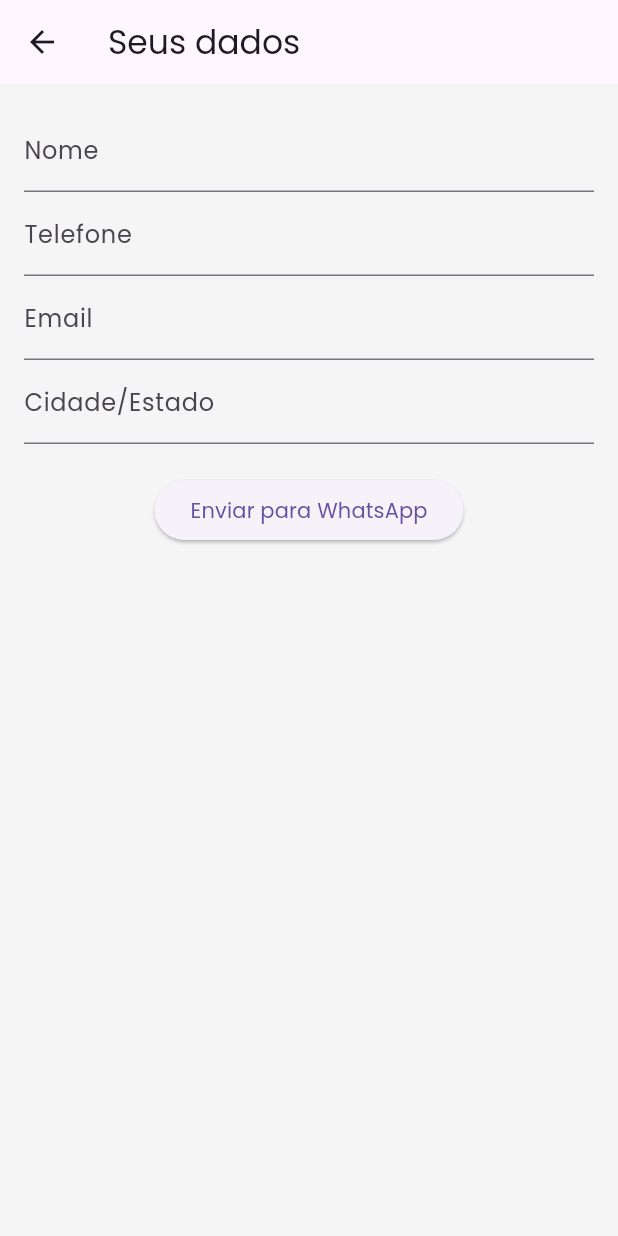
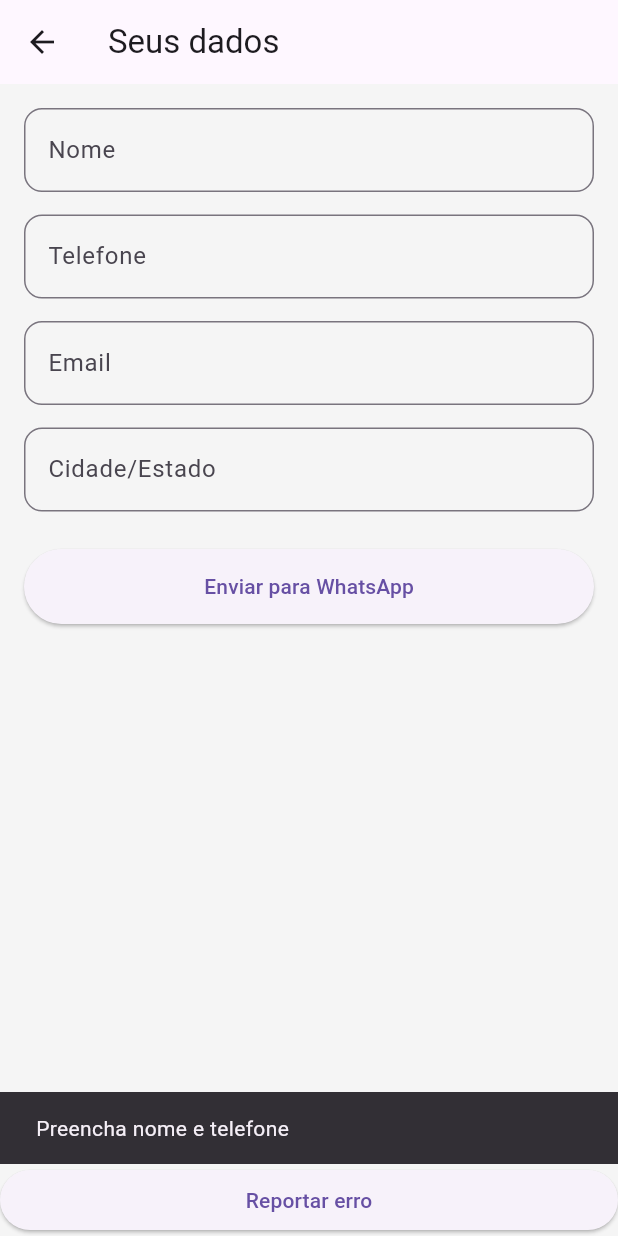
Before and after one commit to Cogumelinha/serralheria-app, a Flutter app: the CadastroPage screen opened directly with empty values, after a tap on "Enviar para WhatsApp", on a phone screen of 412 x 824 dp. Run offline on Flutter 3.47's test engine with Material 3 defaults, Android fonts, the phone set to English and light mode, and no system bars.

Commit message:
Troquei o número e aprimorei o design

```diff
--- a/lib/main.dart
+++ b/lib/main.dart
@@ -1,9 +1,9 @@
+import 'package:flutter/material.dart';
 import 'package:url_launcher/url_launcher.dart';
-import 'package:flutter/material.dart';
 import 'dart:async';
 
 void main() {
-  runApp(MyApp());
+  runApp(const MyApp());
 }
 
 class MyApp extends StatelessWidget {
@@ -16,9 +16,8 @@ class MyApp extends StatelessWidget {
       theme: ThemeData(
         primaryColor: Colors.black,
         scaffoldBackgroundColor: Colors.grey[100],
-        fontFamily: 'Poppins',
       ),
-      home: HomePage(),
+      home: const HomePage(),
     );
   }
 }
@@ -29,24 +28,18 @@ class HomePage extends StatefulWidget {
   const HomePage({super.key});
 
   @override
-  _HomePageState createState() => _HomePageState();
+  State<HomePage> createState() => _HomePageState();
 }
 
+class _HomePageState extends State<HomePage> {
+  final PageController _cima = PageController(viewportFraction: 0.8);
+  final PageController _baixo = PageController(viewportFraction: 0.8);
 
-class _HomePageState extends State<HomePage> {
+  int iCima = 0;
+  int iBaixo = 0;
 
-  final PageController _pageControllerCima =
-      PageController(viewportFraction: 0.8);
-
-  final PageController _pageControllerBaixo =
-      PageController(viewportFraction: 0.8);
-
-  int _paginaAtualCima = 0;
-
-  Timer? _timerCima;
-
-  int _paginaAtualBaixo = 0;
-Timer? _timerBaixo;
+  Timer? t1;
+  Timer? t2;
 
   final imagensCima = [
     'assets/images/portao1.jpg',
@@ -67,132 +60,91 @@ Timer? _timerBaixo;
   @override
   void initState() {
     super.initState();
-  iniciarAutoPlayCima();
-  iniciarAutoPlayBaixo(); // 👈 ADICIONA ISSO
-}
 
-  void iniciarAutoPlayCima() {
-    _timerCima = Timer.periodic(Duration(seconds: 3), (timer) {
+    t1 = Timer.periodic(const Duration(seconds: 3), (_) {
       if (!mounted) return;
-
-      _paginaAtualCima++;
-
-      if (_paginaAtualCima >= imagensCima.length) {
-        _paginaAtualCima = 0;
-      }
-
-      _pageControllerCima.animateToPage(
-        _paginaAtualCima,
-        duration: Duration(milliseconds: 500),
-        curve: Curves.easeInOut,
-      );
-    });
-  }
-
-
-void iniciarAutoPlayBaixo() {
-  _timerBaixo = Timer.periodic(Duration(seconds: 3), (timer) {
-    if (!mounted) return;
-
-    setState(() {
-      _paginaAtualBaixo++;
-
-      if (_paginaAtualBaixo >= imagensBaixo.length) {
-        _paginaAtualBaixo = 0;
-      }
+      iCima = (iCima + 1) % imagensCima.length;
+      _cima.animateToPage(iCima,
+          duration: const Duration(milliseconds: 500),
+          curve: Curves.easeInOut);
     });
 
-    _pageControllerBaixo.animateToPage(
-      _paginaAtualBaixo,
-      duration: Duration(milliseconds: 500),
-      curve: Curves.easeInOut,
-    );
+    t2 = Timer.periodic(const Duration(seconds: 3), (_) {
+      if (!mounted) return;
+      iBaixo = (iBaixo + 1) % imagensBaixo.length;
+      _baixo.animateToPage(iBaixo,
+          duration: const Duration(milliseconds: 500),
+          curve: Curves.easeInOut);
     });
   }
 
   @override
   void dispose() {
-  _timerCima?.cancel();
-  _timerBaixo?.cancel(); // 👈 ADICIONA
-  _pageControllerCima.dispose();
-  _pageControllerBaixo.dispose();
+    t1?.cancel();
+    t2?.cancel();
+    _cima.dispose();
+    _baixo.dispose();
     super.dispose();
   }
 
   @override
   Widget build(BuildContext context) {
     return Scaffold(
+      bottomNavigationBar: const BotaoErro(),
       body: SingleChildScrollView(
         child: Column(
           children: [
-
-            // 🔹 CARROSSEL DE CIMA
             SizedBox(
               height: 250,
               child: PageView.builder(
-                controller: _pageControllerCima,
+                controller: _cima,
                 itemCount: imagensCima.length,
-                itemBuilder: (context, index) {
-                  return Padding(
-                    padding: const EdgeInsets.all(8.0),
+                itemBuilder: (_, i) => Padding(
+                  padding: const EdgeInsets.all(8),
                   child: ClipRRect(
                     borderRadius: BorderRadius.circular(12),
-                      child: Image.asset(
-                        imagensCima[index],
-                        fit: BoxFit.cover,
+                    child: Image.asset(imagensCima[i], fit: BoxFit.cover),
                   ),
                 ),
-                  );
-                },
               ),
             ),
 
-            // 🔹 TEXTO CENTRAL
-            Padding(
-              padding: const EdgeInsets.all(20),
-              child: Column(
-                children: [
-                  Text(
+            const SizedBox(height: 20),
+
+            const Text(
               'Serralheria Roberto Junior',
-                    style: TextStyle(
-                      fontSize: 28,
-                      fontWeight: FontWeight.bold,
+              style: TextStyle(fontSize: 26, fontWeight: FontWeight.bold),
             ),
-                  ),
-                  SizedBox(height: 10),
-                  Text('Especialista em portões de garagem'),
-                  SizedBox(height: 20),
+
+            const SizedBox(height: 10),
+            const Text('Especialista em portões de garagem'),
+
+            const SizedBox(height: 20),
+
             ElevatedButton(
               onPressed: () {
                 Navigator.push(
                   context,
-                        MaterialPageRoute(builder: (context) => CatalogoPage()),
+                  MaterialPageRoute(builder: (_) => CatalogoPage()),
                 );
               },
-                    child: Text('Ver catálogo'),
-                  ),
-                ],
-              ),
+              child: const Text('Ver catálogo'),
             ),
 
-            // 🔹 CARROSSEL DE BAIXO
+            const SizedBox(height: 20),
+
             SizedBox(
               height: 250,
               child: PageView.builder(
-                controller: _pageControllerBaixo,
+                controller: _baixo,
                 itemCount: imagensBaixo.length,
-                itemBuilder: (context, index) {
-                  return Padding(
-                    padding: const EdgeInsets.all(8.0),
+                itemBuilder: (_, i) => Padding(
+                  padding: const EdgeInsets.all(8),
                   child: ClipRRect(
                     borderRadius: BorderRadius.circular(12),
-                      child: Image.asset(
-                        imagensBaixo[index],
-                        fit: BoxFit.cover,
+                    child: Image.asset(imagensBaixo[i], fit: BoxFit.cover),
                   ),
                 ),
-                  );
-                },
               ),
             ),
           ],
@@ -204,9 +156,9 @@ void dispose() {
 
 // ================= CATÁLOGO =================
 
-// ================= CATÁLOGO =================
+class CatalogoPage extends StatelessWidget {
+  CatalogoPage({super.key});
 
-class CatalogoPage extends StatelessWidget {
   final List<String> modelos = [
   'assets/images/portao1.jpg',
   'assets/images/portao2.jpg',
@@ -223,18 +175,14 @@ class CatalogoPage extends StatelessWidget {
   @override
   Widget build(BuildContext context) {
     return Scaffold(
-      appBar: AppBar(
-        title: Center(child: Text('Catálogo')),
-      ),
-      body: Padding(
+      appBar: AppBar(title: const Text('Catálogo')),
+      body: GridView.builder(
         padding: const EdgeInsets.all(10),
-        child: GridView.builder(
         itemCount: modelos.length,
         gridDelegate: const SliverGridDelegateWithFixedCrossAxisCount(
           crossAxisCount: 2,
           crossAxisSpacing: 10,
           mainAxisSpacing: 10,
-  childAspectRatio: 1.1, // 👈 TESTA ESSE VALOR
         ),
         itemBuilder: (context, index) {
           return GestureDetector(
@@ -242,32 +190,22 @@ class CatalogoPage extends StatelessWidget {
               Navigator.push(
                 context,
                 MaterialPageRoute(
-                    builder: (context) => DetalhesPage(
+                  builder: (_) => DetalhesPage(
                     modelo: "Modelo ${index + 1}",
-                      imagem: modelos[index],
+                    imagem: modelos[index], // 👈 agora é só 1 imagem
                   ),
                 ),
               );
             },
-              child: Column(
-                children: [
-                  Expanded(
             child: ClipRRect(
               borderRadius: BorderRadius.circular(12),
               child: Image.asset(
                 modelos[index],
                 fit: BoxFit.cover,
-                        width: double.infinity,
               ),
-                    ),
-                  ),
-                  const SizedBox(height: 5),
-                  Text("Modelo ${index + 1}"),
-                ],
             ),
           );
         },
-        ),
       ),
     );
   }
@@ -290,17 +228,18 @@ class DetalhesPage extends StatefulWidget {
 }
 
 class _DetalhesPageState extends State<DetalhesPage> {
-  String tamanho = "Pequeno";
+  final tamanhoController = TextEditingController();
   String cor = "Branco";
 
   @override
   Widget build(BuildContext context) {
     return Scaffold(
-      appBar: AppBar(
-        title: Text(widget.modelo),
-      ),
-      body: SingleChildScrollView(
+      appBar: AppBar(title: Text(widget.modelo)),
+      body: SafeArea(
+        child: SingleChildScrollView(
+          padding: const EdgeInsets.all(16),
           child: Column(
+            crossAxisAlignment: CrossAxisAlignment.stretch, // 👈 ESSENCIAL
             children: [
               // 🔥 IMAGEM
               ClipRRect(
@@ -308,79 +247,88 @@ class _DetalhesPageState extends State<DetalhesPage> {
                 child: Image.asset(
                   widget.imagem,
                   height: 250,
-                width: double.infinity,
                   fit: BoxFit.cover,
                 ),
               ),
 
               const SizedBox(height: 20),
 
-            Text(
-              widget.modelo,
-              style: const TextStyle(
-                fontSize: 22,
-                fontWeight: FontWeight.bold,
+              // 🔹 TAMANHO
+              const Text(
+                "Informe o tamanho do portão:",
+                style: TextStyle(fontWeight: FontWeight.bold),
+              ),
+
+              const SizedBox(height: 8),
+
+              TextField(
+                controller: tamanhoController,
+                decoration: InputDecoration(
+                  hintText: "Ex: 3m x 2.5m",
+                  border: OutlineInputBorder(
+                    borderRadius: BorderRadius.circular(12),
+                  ),
                 ),
               ),
 
               const SizedBox(height: 20),
 
-            const Text("Escolha o tamanho:"),
+              // 🔹 COR
+              const Text(
+                "Escolha a cor:",
+                style: TextStyle(fontWeight: FontWeight.bold),
+              ),
 
-            DropdownButton<String>(
-              value: tamanho,
-              items: ["Pequeno", "Médio", "Grande"]
-                  .map((t) => DropdownMenuItem(
-                        value: t,
-                        child: Text(t),
+              const SizedBox(height: 8),
+
+              DropdownButtonFormField<String>(
+                value: cor,
+                items: ["Branco", "Preto", "Cinza"]
+                    .map((e) => DropdownMenuItem(
+                          value: e,
+                          child: Text(e),
                         ))
                     .toList(),
-              onChanged: (value) {
-                setState(() {
-                  tamanho = value!;
-                });
-              },
+                onChanged: (v) => setState(() => cor = v!),
+                decoration: InputDecoration(
+                  border: OutlineInputBorder(
+                    borderRadius: BorderRadius.circular(12),
                   ),
-
-            const SizedBox(height: 20),
-
-            const Text("Escolha a cor:"),
-
-            DropdownButton<String>(
-              value: cor,
-              items: ["Branco", "Preto", "Cinza"]
-                  .map((c) => DropdownMenuItem(
-                        value: c,
-                        child: Text(c),
-                      ))
-                  .toList(),
-              onChanged: (value) {
-                setState(() {
-                  cor = value!;
-                });
-              },
+                ),
               ),
 
               const SizedBox(height: 30),
 
+              // 🔥 BOTÃO CONTINUAR
               ElevatedButton(
-              child: const Text("Pedir orçamento"),
+                style: ElevatedButton.styleFrom(
+                  minimumSize: const Size(double.infinity, 50),
+                ),
+                child: const Text("Continuar"),
                 onPressed: () {
+                  if (tamanhoController.text.isEmpty) {
+                    ScaffoldMessenger.of(context).showSnackBar(
+                      const SnackBar(
+                        content: Text("Informe o tamanho do portão"),
+                      ),
+                    );
+                    return;
+                  }
+
                   Navigator.push(
                     context,
                     MaterialPageRoute(
-                    builder: (context) => CadastroPage(
+                      builder: (_) => CadastroPage(
                         modelo: widget.modelo,
-                      tamanho: tamanho,
+                        tamanho: tamanhoController.text,
                         cor: cor,
                       ),
                     ),
                   );
                 },
               ),
-
-            const SizedBox(height: 30),
             ],
+          ),
         ),
       ),
     );
@@ -394,14 +342,15 @@ class CadastroPage extends StatefulWidget {
   final String tamanho;
   final String cor;
 
-  const CadastroPage({super.key,
+  const CadastroPage({
+    super.key,
     required this.modelo,
     required this.tamanho,
     required this.cor,
   });
 
   @override
-  _CadastroPageState createState() => _CadastroPageState();
+  State<CadastroPage> createState() => _CadastroPageState();
 }
 
 class _CadastroPageState extends State<CadastroPage> {
@@ -410,46 +359,109 @@ class _CadastroPageState extends State<CadastroPage> {
   final emailController = TextEditingController();
   final cidadeController = TextEditingController();
 
+  // 🔥 FUNÇÃO AGORA ESTÁ NO LUGAR CERTO
+  void enviarWhatsApp() async {
+    final msg =
+        "Orçamento:%0A%0A"
+        "👤 Nome: ${nomeController.text}%0A"
+        "📞 Telefone: ${telefoneController.text}%0A"
+        "📧 Email: ${emailController.text}%0A"
+        "📍 Cidade: ${cidadeController.text}%0A%0A"
+        "🔧 Modelo: ${widget.modelo}%0A"
+        "📏 Tamanho: ${widget.tamanho}%0A"
+        "🎨 Cor: ${widget.cor}";
+
+    final uri =
+        Uri.parse("https://wa.me/5511993977881?text=$msg");
+
+    await launchUrl(uri);
+  }
+
   @override
   Widget build(BuildContext context) {
     return Scaffold(
-      appBar: AppBar(title: Text("Seus dados")),
-      body: Padding(
-        padding: EdgeInsets.all(16),
+      appBar: AppBar(title: const Text("Seus dados")),
+      bottomNavigationBar: const BotaoErro(),
+      body: SingleChildScrollView(
+        padding: const EdgeInsets.all(16),
         child: Column(
+          crossAxisAlignment: CrossAxisAlignment.stretch,
           children: [
+
+            // 🔹 NOME
             TextField(
               controller: nomeController,
-              decoration: InputDecoration(labelText: "Nome"),
+              decoration: InputDecoration(
+                labelText: "Nome",
+                border: OutlineInputBorder(
+                  borderRadius: BorderRadius.circular(12),
                 ),
+              ),
+            ),
+
+            const SizedBox(height: 15),
+
+            // 🔹 TELEFONE
             TextField(
               controller: telefoneController,
-              decoration: InputDecoration(labelText: "Telefone"),
+              keyboardType: TextInputType.phone,
+              decoration: InputDecoration(
+                labelText: "Telefone",
+                border: OutlineInputBorder(
+                  borderRadius: BorderRadius.circular(12),
                 ),
+              ),
+            ),
+
+            const SizedBox(height: 15),
+
+            // 🔹 EMAIL
             TextField(
               controller: emailController,
-              decoration: InputDecoration(labelText: "Email"),
+              keyboardType: TextInputType.emailAddress,
+              decoration: InputDecoration(
+                labelText: "Email",
+                border: OutlineInputBorder(
+                  borderRadius: BorderRadius.circular(12),
                 ),
+              ),
+            ),
+
+            const SizedBox(height: 15),
+
+            // 🔹 CIDADE
             TextField(
               controller: cidadeController,
-              decoration: InputDecoration(labelText: "Cidade/Estado"),
+              decoration: InputDecoration(
+                labelText: "Cidade/Estado",
+                border: OutlineInputBorder(
+                  borderRadius: BorderRadius.circular(12),
                 ),
-            SizedBox(height: 20),
+              ),
+            ),
 
+            const SizedBox(height: 25),
+
+            // 🔥 BOTÃO FINAL CORRIGIDO
             ElevatedButton(
-              child: Text("Enviar para WhatsApp"),
+              style: ElevatedButton.styleFrom(
+                minimumSize: const Size(double.infinity, 50),
+              ),
+              child: const Text("Enviar para WhatsApp"),
               onPressed: () {
-                enviarWhatsAppCompleto(
-                  widget.modelo,
-                  widget.tamanho,
-                  widget.cor,
-                  nomeController.text,
-                  telefoneController.text,
-                  emailController.text,
-                  cidadeController.text,
+                if (nomeController.text.isEmpty ||
+                    telefoneController.text.isEmpty) {
+                  ScaffoldMessenger.of(context).showSnackBar(
+                    const SnackBar(
+                      content: Text("Preencha nome e telefone"),
+                    ),
                   );
+                  return;
+                }
+
+                enviarWhatsApp(); // 👈 AGORA FUNCIONA
               },
-            )
+            ),
           ],
         ),
       ),
@@ -457,34 +469,33 @@ class _CadastroPageState extends State<CadastroPage> {
   }
 }
 
-// ================= WHATSAPP =================
+// ================= ERRO =================
 
-void enviarWhatsAppCompleto(
-  String modelo,
-  String tamanho,
-  String cor,
-  String nome,
-  String telefone,
-  String email,
-  String cidade,
-) async {
+class RelatoErroPage extends StatelessWidget {
+  const RelatoErroPage({super.key});
 
-  String mensagem =
-      "Olá! Gostaria de um orçamento:%0A%0A"
-      "👤 Nome: $nome%0A"
-      "📞 Telefone: $telefone%0A"
-      "📧 Email: $email%0A"
-      "📍 Cidade: $cidade%0A%0A"
-      "🔧 Modelo: $modelo%0A"
-      "📏 Tamanho: $tamanho%0A"
-      "🎨 Cor: $cor";
-
-  final Uri uri =
-      Uri.parse("https://wa.me/5511945558377?text=$mensagem");
-
-  if (await canLaunchUrl(uri)) {
-    await launchUrl(uri);
-  } else {
-    print("Erro ao abrir WhatsApp");
+  @override
+  Widget build(BuildContext context) {
+    return Scaffold(
+      appBar: AppBar(title: const Text("Relatar erro")),
+      body: const Center(child: Text("Tela de erro")),
+    );
   }
 }
+
+class BotaoErro extends StatelessWidget {
+  const BotaoErro({super.key});
+
+  @override
+  Widget build(BuildContext context) {
+    return ElevatedButton(
+      onPressed: () {
+        Navigator.push(
+          context,
+          MaterialPageRoute(builder: (_) => const RelatoErroPage()),
+        );
+      },
+      child: const Text("Reportar erro"),
+    );
+  }
+}
```
Lines whose indentation alone changed are shown as unchanged.
